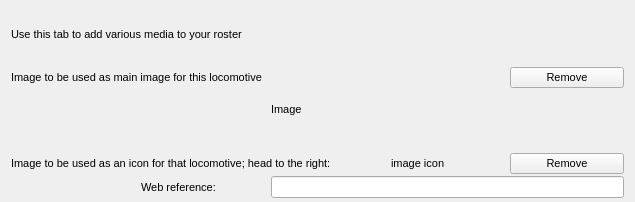
Above: libPr3/Roster/rostermedia.ui from allenck/DecoderPro_app before the change. Below: the same form after it.
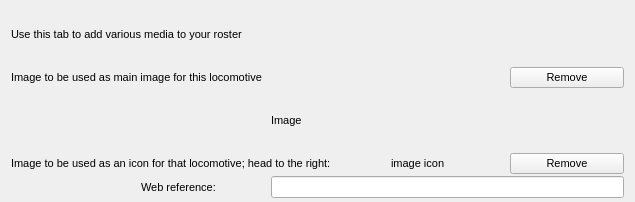
That is the form after the change. Custom widgets are drawn as their Qt base class.

```diff
--- a/libPr3/Roster/rostermedia.ui
+++ b/libPr3/Roster/rostermedia.ui
@@ -42,19 +42,6 @@
      </property>
     </widget>
    </item>
-   <item row="1" column="2" rowspan="2" colspan="2">
-    <widget class="DropJLabel" name="lblMainImage">
-     <property name="acceptDrops">
-      <bool>true</bool>
-     </property>
-     <property name="toolTip">
-      <string>&lt;html&gt;&lt;head/&gt;&lt;body&gt;&lt;p&gt;Image to be used for this locomotive,  drop any image file in the frame&lt;/p&gt;&lt;/body&gt;&lt;/html&gt;</string>
-     </property>
-     <property name="text">
-      <string>Image</string>
-     </property>
-    </widget>
-   </item>
    <item row="3" column="3">
     <widget class="QLabel" name="lblIconImage">
      <property name="acceptDrops">
@@ -106,6 +93,19 @@
      </property>
     </widget>
    </item>
+   <item row="2" column="2" colspan="2">
+    <widget class="DropJLabel" name="lblMainImage">
+     <property name="acceptDrops">
+      <bool>true</bool>
+     </property>
+     <property name="toolTip">
+      <string>&lt;html&gt;&lt;head/&gt;&lt;body&gt;&lt;p&gt;Image to be used for this locomotive,  drop any image file in the frame&lt;/p&gt;&lt;/body&gt;&lt;/html&gt;</string>
+     </property>
+     <property name="text">
+      <string>Image</string>
+     </property>
+    </widget>
+   </item>
   </layout>
  </widget>
  <customwidgets>
```
